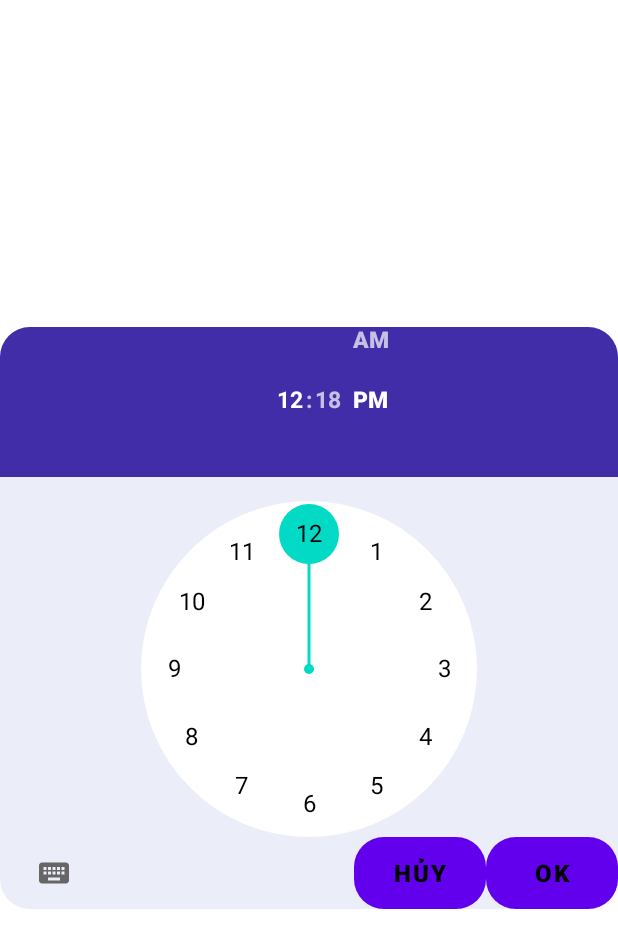
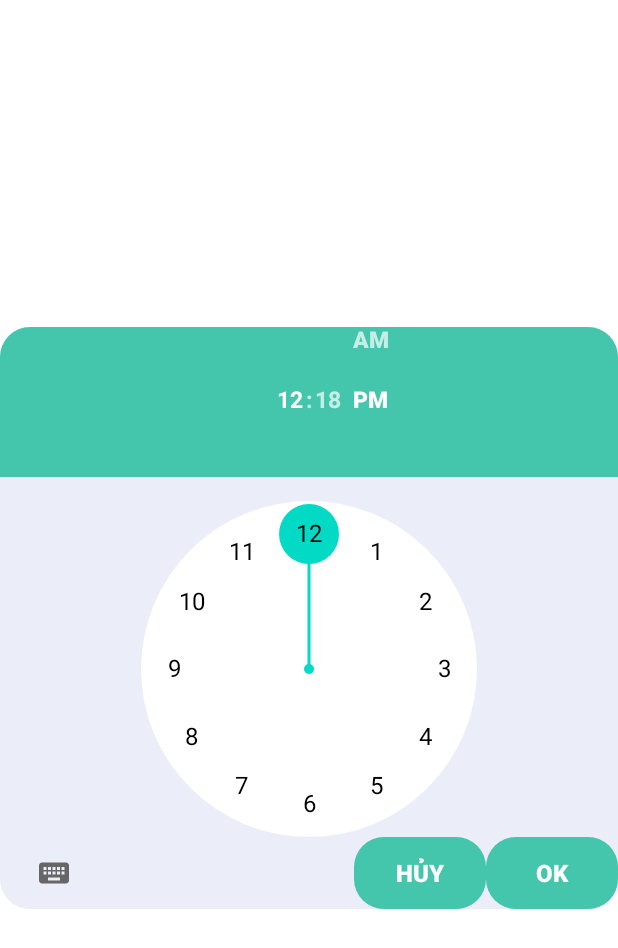
Before and after one commit to CaoVanTan/alarm-clock, an Android app: the layout new_alarm_popup.xml on its own in the app's theme, with its tools: preview values and no code run, on a phone screen of 412 x 824 dp. Shown: the top 948 px of the screen. Run offline under Robolectric (Android 15) with nearby library versions, the phone set to English and light mode, and no system bars.

Commit message:
Fix màu

```diff
--- a/app/src/main/res/drawable/round_top_corner.xml
+++ b/app/src/main/res/drawable/round_top_corner.xml
@@ -1,8 +1,8 @@
 <?xml version="1.0" encoding="utf-8"?>
 <shape xmlns:android="http://schemas.android.com/apk/res/android">
     <gradient
-        android:startColor="@color/bg_focus"
-        android:endColor="@color/bg_focus"
+        android:startColor="@color/button"
+        android:endColor="@color/button"
         android:angle="-90"/>
     <corners
         android:topLeftRadius="20dp"
--- a/app/src/main/res/layout/new_alarm_popup.xml
+++ b/app/src/main/res/layout/new_alarm_popup.xml
@@ -24,15 +24,17 @@
         app:layout_constraintTop_toTopOf="parent"
         app:layout_constraintVertical_bias="1.0" />
 
-    <Button
+    <androidx.appcompat.widget.AppCompatButton
         android:id="@+id/close_btn"
         android:layout_width="wrap_content"
         android:layout_height="wrap_content"
         android:layout_gravity="bottom"
         android:text="@string/h_y"
-        android:textColor="@color/black"
+        android:textColor="@color/white"
         android:textSize="16sp"
+        android:backgroundTint="@color/button"
         android:background="@drawable/round_bottom_corner"
+
         android:outlineProvider="none"
         app:layout_constraintBottom_toBottomOf="parent"
         app:layout_constraintEnd_toEndOf="@+id/TimePikerAlarm"
@@ -41,12 +43,13 @@
         app:layout_constraintStart_toEndOf="@+id/TimePikerAlarm"
         app:layout_constraintStart_toStartOf="parent" />
 
-    <Button
+    <androidx.appcompat.widget.AppCompatButton
         android:id="@+id/confirm_btn"
         android:layout_width="wrap_content"
         android:layout_height="wrap_content"
         android:text="@string/ok"
-        android:textColor="@color/black"
+        android:textColor="@color/white"
+        android:backgroundTint="@color/button"
         android:background="@drawable/round_bottom_corner"
         android:outlineProvider="none"
         android:textSize="16sp"
```
